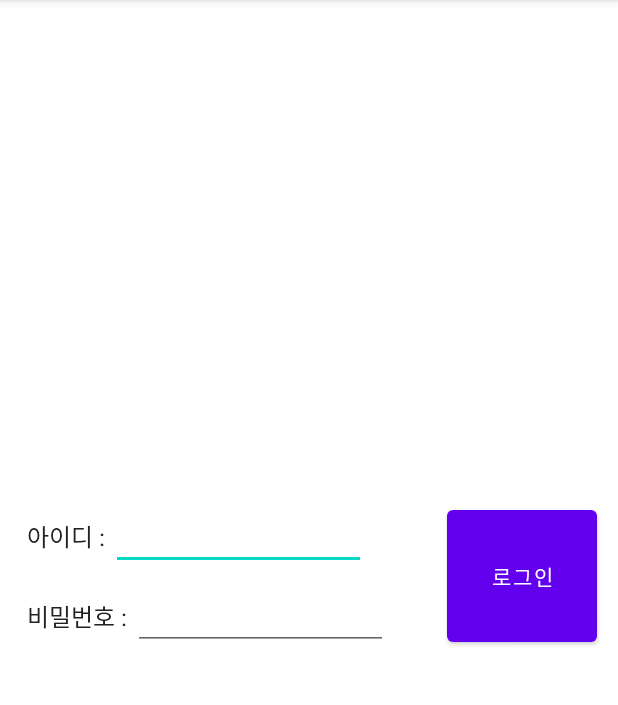
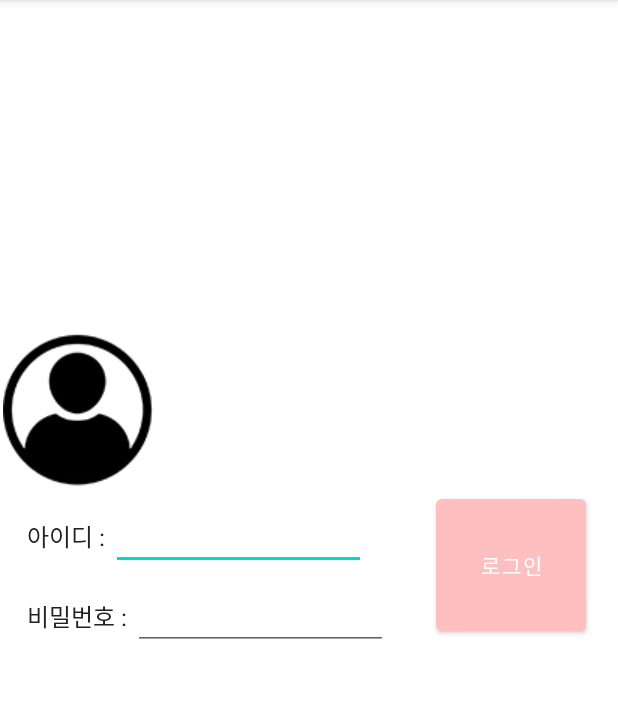
Before and after one commit to kimyujin0601/login2_Application, an Android app: the screen it shows after launch (LoginActivity), on a phone screen of 412 x 824 dp, the part 84-789 px from its top. Run offline under Robolectric (Android 15) with nearby library versions, the phone set to English and light mode, and no system bars.

Commit message:
login2_Application

```diff
--- a/app/src/main/res/layout/activity_customer.xml
+++ b/app/src/main/res/layout/activity_customer.xml
@@ -1,4 +1,5 @@
 <RelativeLayout xmlns:android="http://schemas.android.com/apk/res/android"
+    xmlns:app="http://schemas.android.com/apk/res-auto"
     android:layout_width="match_parent"
     android:layout_height="match_parent"  >
 
@@ -16,11 +17,12 @@
             android:layout_width="180dp"
             android:layout_height="wrap_content"
             android:gravity="center_horizontal"
-            android:text="고객 관리"
+            android:text="상품 목록"
             android:textSize="18dp"
             android:textStyle="bold"
             android:textColor="#ff333333"
             />
+
         <Button
             android:id="@+id/backButton"
             android:layout_width="180dp"
@@ -29,7 +31,7 @@
             android:text="메뉴 화면"
             android:textSize="18dp"
             android:textStyle="bold"
-            />
+            app:backgroundTint="#FF5E5E" />
     </LinearLayout>
 
 </RelativeLayout>
--- a/app/src/main/res/layout/activity_login.xml
+++ b/app/src/main/res/layout/activity_login.xml
@@ -1,37 +1,48 @@
-
 <RelativeLayout xmlns:android="http://schemas.android.com/apk/res/android"
-android:layout_width="match_parent"
-android:layout_height="match_parent" >
+    xmlns:app="http://schemas.android.com/apk/res-auto"
+    xmlns:tools="http://schemas.android.com/tools"
+    android:layout_width="wrap_content"
+    android:layout_height="match_parent"
+    android:visibility="visible">
 
     <RelativeLayout
         android:layout_width="wrap_content"
         android:layout_height="wrap_content"
-    android:layout_margin="10dp"
         android:layout_centerInParent="true"
-    android:background="#aaffffff"
-    >
+        android:layout_marginStart="10dp"
+        android:layout_marginLeft="10dp"
+        android:layout_marginTop="10dp"
+        android:layout_marginEnd="10dp"
+        android:layout_marginRight="10dp"
+        android:layout_marginBottom="10dp"
+        android:background="#aaffffff">
+
         <LinearLayout
-        android:orientation="vertical"
             android:layout_width="wrap_content"
             android:layout_height="wrap_content"
             android:layout_alignParentLeft="true"
+            android:layout_marginStart="4dp"
+            android:layout_marginLeft="4dp"
+            android:layout_marginTop="4dp"
+            android:layout_marginEnd="4dp"
+            android:layout_marginRight="4dp"
+            android:layout_marginBottom="4dp"
             android:layout_toLeftOf="@+id/loginButton"
-        android:layout_margin="4dp"
-        >
+            android:orientation="vertical">
+
             <LinearLayout
-            android:orientation="horizontal"
                 android:layout_width="wrap_content"
                 android:layout_height="wrap_content"
                 android:layout_margin="4dp"
-            >
+                android:orientation="horizontal">
+
                 <TextView
                     android:id="@+id/usernameLabel"
+                    android:layout_width="wrap_content"
+                    android:layout_height="wrap_content"
                     android:text="아이디 : "
                     android:textColor="#ff222222"
-                android:textSize="16dp"
-                android:layout_width="wrap_content"
-                android:layout_height="wrap_content"
-                />
+                    android:textSize="16dp" />
 
                 <EditText
                     android:id="@+id/usernameInput"
@@ -39,39 +50,48 @@ android:layout_height="match_parent" >
                     android:layout_height="wrap_content"
                     android:layout_alignBaseline="@id/usernameLabel" />
             </LinearLayout>
+
             <LinearLayout
-            android:orientation="horizontal"
                 android:layout_width="wrap_content"
                 android:layout_height="wrap_content"
                 android:layout_margin="4dp"
-            >
+                android:orientation="horizontal">
+
                 <TextView
                     android:id="@+id/passwordLabel"
+                    android:layout_width="wrap_content"
+                    android:layout_height="wrap_content"
                     android:text="비밀번호 : "
                     android:textColor="#ff222222"
-                android:textSize="16dp"
-                android:layout_width="wrap_content"
-                android:layout_height="wrap_content"
-                />
+                    android:textSize="16dp" />
 
                 <EditText
                     android:id="@+id/passwordInput"
                     android:layout_width="170dp"
                     android:layout_height="wrap_content"
+                    android:layout_below="@+id/usernameInput"
                     android:layout_alignBaseline="@id/passwordLabel"
-                android:layout_below="@+id/usernameInput"
                     android:inputType="textPassword" />
             </LinearLayout>
         </LinearLayout>
+
         <Button
             android:id="@+id/loginButton"
             android:layout_width="100dp"
             android:layout_height="100dp"
             android:layout_alignParentRight="true"
-        android:layout_centerVertical="true"
-        android:layout_marginRight="4dp"
+            android:layout_marginRight="11dp"
             android:text="로그인"
-        />
+            app:backgroundTint="#FDBFBF" />
     </RelativeLayout>
 
+    <ImageButton
+        android:id="@+id/imageButton5"
+        android:layout_width="104dp"
+        android:layout_height="113dp"
+        android:layout_alignParentBottom="true"
+        android:layout_marginBottom="439dp"
+        app:srcCompat="@drawable/r" />
+
+
 </RelativeLayout>
--- a/app/src/main/res/layout/activity_product.xml
+++ b/app/src/main/res/layout/activity_product.xml
@@ -1,4 +1,5 @@
 <RelativeLayout xmlns:android="http://schemas.android.com/apk/res/android"
+    xmlns:app="http://schemas.android.com/apk/res-auto"
     android:layout_width="match_parent"
     android:layout_height="match_parent" >
 
@@ -21,6 +22,7 @@
             android:textStyle="bold"
             android:textColor="#ff333333"
             />
+
         <Button
             android:id="@+id/backButton"
             android:layout_width="180dp"
@@ -29,7 +31,7 @@
             android:text="메뉴 화면"
             android:textSize="18dp"
             android:textStyle="bold"
-            />
+            app:backgroundTint="#39C1FF" />
     </LinearLayout>
 
 </RelativeLayout>
--- a/app/src/main/res/layout/activity_revenue.xml
+++ b/app/src/main/res/layout/activity_revenue.xml
@@ -1,4 +1,5 @@
 <RelativeLayout xmlns:android="http://schemas.android.com/apk/res/android"
+    xmlns:app="http://schemas.android.com/apk/res-auto"
     android:layout_width="match_parent"
     android:layout_height="match_parent" >
 
@@ -21,6 +22,7 @@
             android:textStyle="bold"
             android:textColor="#ff333333"
             />
+
         <Button
             android:id="@+id/backButton"
             android:layout_width="180dp"
@@ -29,7 +31,7 @@
             android:text="메뉴 화면"
             android:textSize="18dp"
             android:textStyle="bold"
-            />
+            app:backgroundTint="#0068BA" />
     </LinearLayout>
 
 </RelativeLayout>
```
Also changed, not shown: app/src/main/res/layout/activity_menu.xml (+21 -16 lines), app/src/main/res/drawable-v24/r.png (added). Lines whose indentation alone changed are shown as unchanged.
